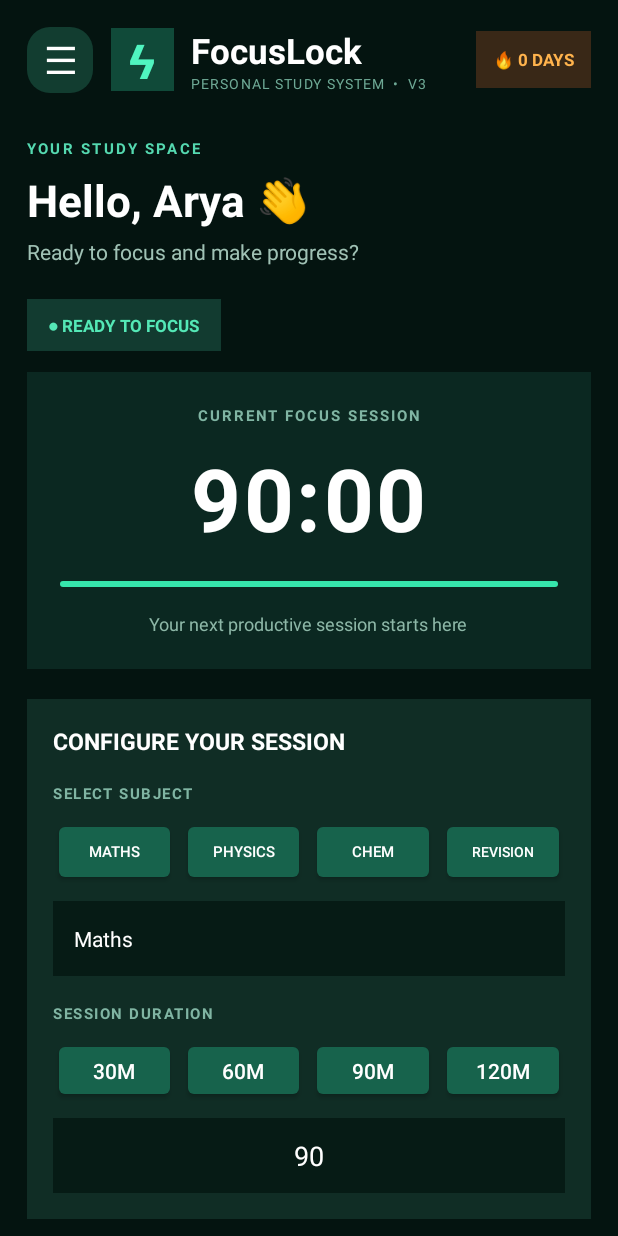
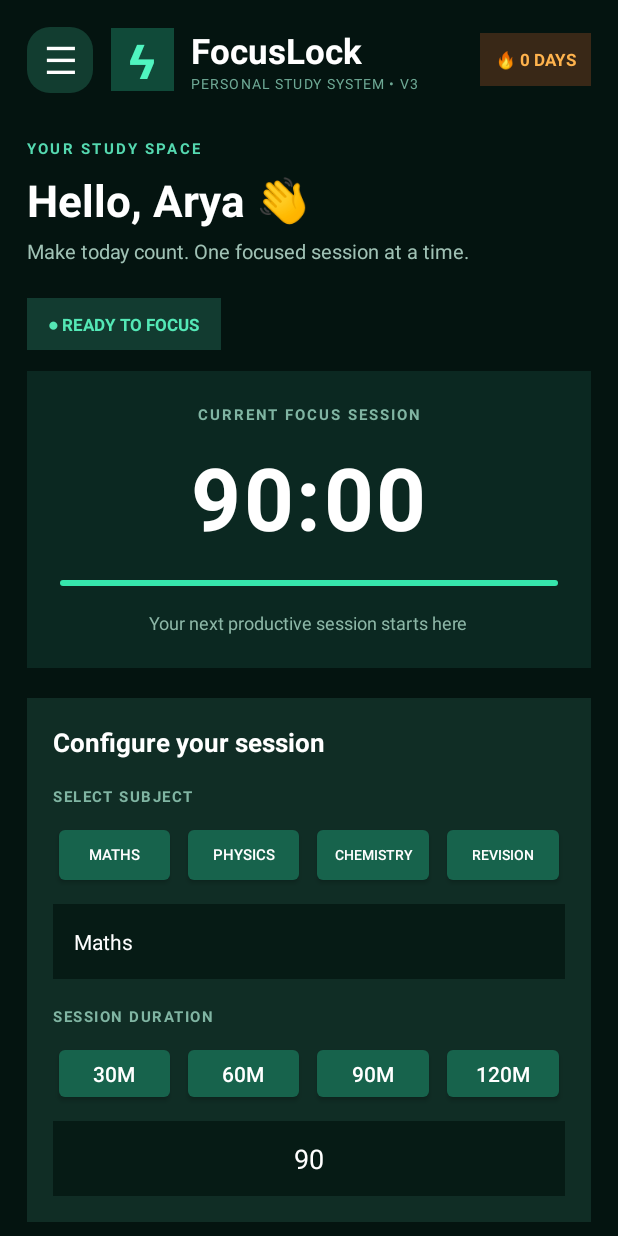
Before and after one commit to santraarya80-max/FocusLock, an Android app: the screen it shows after launch (MainActivity), on a phone screen of 412 x 824 dp. Run offline under Robolectric (Android 15) with nearby library versions, the phone set to English and light mode, and no system bars.

Commit message:
Update activity_main.xml

```diff
--- a/app/src/main/res/layout/activity_main.xml
+++ b/app/src/main/res/layout/activity_main.xml
@@ -1,3 +1,4 @@
+
 <?xml version="1.0" encoding="utf-8"?>
 <ScrollView xmlns:android="http://schemas.android.com/apk/res/android"
     android:layout_width="match_parent"
@@ -12,7 +13,7 @@
         android:orientation="vertical"
         android:padding="18dp">
 
-        <!-- BRAND HEADER -->
+        <!-- HEADER: KEEP FIRST CHILD AS LINEARLAYOUT -->
         <LinearLayout
             android:layout_width="match_parent"
             android:layout_height="wrap_content"
@@ -47,10 +48,10 @@
                 <TextView
                     android:layout_width="wrap_content"
                     android:layout_height="wrap_content"
-                    android:text="PERSONAL STUDY SYSTEM  •  V3"
+                    android:letterSpacing="0.08"
+                    android:text="PERSONAL STUDY SYSTEM • V3"
                     android:textColor="#6EA995"
-                    android:textSize="9sp"
-                    android:letterSpacing="0.08" />
+                    android:textSize="9sp" />
             </LinearLayout>
 
             <TextView
@@ -58,23 +59,23 @@
                 android:layout_width="wrap_content"
                 android:layout_height="wrap_content"
                 android:background="#392817"
-                android:padding="11dp"
+                android:padding="10dp"
                 android:text="🔥 0 DAYS"
                 android:textColor="#FFB34D"
                 android:textSize="11sp"
                 android:textStyle="bold" />
         </LinearLayout>
 
-        <!-- PERSONAL GREETING -->
+        <!-- GREETING -->
         <TextView
             android:layout_width="wrap_content"
             android:layout_height="wrap_content"
             android:layout_marginTop="30dp"
+            android:letterSpacing="0.15"
             android:text="YOUR STUDY SPACE"
             android:textColor="#55D9B0"
             android:textSize="10sp"
-            android:textStyle="bold"
-            android:letterSpacing="0.15" />
+            android:textStyle="bold" />
 
         <TextView
             android:layout_width="wrap_content"
@@ -89,9 +90,9 @@
             android:layout_width="wrap_content"
             android:layout_height="wrap_content"
             android:layout_marginTop="5dp"
-            android:text="Ready to focus and make progress?"
+            android:text="Make today count. One focused session at a time."
             android:textColor="#A0C2B5"
-            android:textSize="14sp" />
+            android:textSize="13sp" />
 
         <!-- SESSION STATUS -->
         <TextView
@@ -109,7 +110,7 @@
             android:textSize="11sp"
             android:textStyle="bold" />
 
-        <!-- FOCUS TIMER -->
+        <!-- FOCUS TIMER CARD -->
         <LinearLayout
             android:layout_width="match_parent"
             android:layout_height="wrap_content"
@@ -122,11 +123,11 @@
             <TextView
                 android:layout_width="wrap_content"
                 android:layout_height="wrap_content"
+                android:letterSpacing="0.13"
                 android:text="CURRENT FOCUS SESSION"
                 android:textColor="#80B5A3"
                 android:textSize="10sp"
-                android:textStyle="bold"
-                android:letterSpacing="0.13" />
+                android:textStyle="bold" />
 
             <TextView
                 android:id="@+id/tvCurrentSubjectLabel"
@@ -144,11 +145,11 @@
                 android:layout_height="wrap_content"
                 android:layout_marginTop="9dp"
                 android:fontFamily="sans-serif"
+                android:letterSpacing="0.03"
                 android:text="90:00"
                 android:textColor="#FFFFFF"
                 android:textSize="58sp"
-                android:textStyle="bold"
-                android:letterSpacing="0.03" />
+                android:textStyle="bold" />
 
             <ProgressBar
                 android:id="@+id/progressBarTimerRing"
@@ -156,10 +157,10 @@
                 android:layout_width="match_parent"
                 android:layout_height="7dp"
                 android:layout_marginTop="15dp"
-                android:max="100"
-                android:progress="100"
-                android:progressTint="#36E6AC"
-                android:progressBackgroundTint="#244A3D" />
+                android:max="5400"
+                android:progress="5400"
+                android:progressBackgroundTint="#244A3D"
+                android:progressTint="#36E6AC" />
 
             <TextView
                 android:id="@+id/tvPauseInfo"
@@ -185,20 +186,20 @@
             <TextView
                 android:layout_width="wrap_content"
                 android:layout_height="wrap_content"
-                android:text="CONFIGURE YOUR SESSION"
+                android:text="Configure your session"
                 android:textColor="#FFFFFF"
-                android:textSize="15sp"
+                android:textSize="17sp"
                 android:textStyle="bold" />
 
             <TextView
                 android:layout_width="wrap_content"
                 android:layout_height="wrap_content"
                 android:layout_marginTop="17dp"
+                android:letterSpacing="0.1"
                 android:text="SELECT SUBJECT"
                 android:textColor="#80B5A3"
                 android:textSize="10sp"
-                android:textStyle="bold"
-                android:letterSpacing="0.1" />
+                android:textStyle="bold" />
 
             <LinearLayout
                 android:layout_width="match_parent"
@@ -241,9 +242,9 @@
                     android:backgroundTint="#17634C"
                     android:minWidth="0dp"
                     android:padding="2dp"
-                    android:text="Chem"
+                    android:text="Chemistry"
                     android:textColor="#FFFFFF"
-                    android:textSize="10sp" />
+                    android:textSize="9sp" />
 
                 <Button
                     android:id="@+id/btnSubjOther"
@@ -278,11 +279,11 @@
                 android:layout_width="wrap_content"
                 android:layout_height="wrap_content"
                 android:layout_marginTop="18dp"
+                android:letterSpacing="0.1"
                 android:text="SESSION DURATION"
                 android:textColor="#80B5A3"
                 android:textSize="10sp"
-                android:textStyle="bold"
-                android:letterSpacing="0.1" />
+                android:textStyle="bold" />
 
             <LinearLayout
                 android:layout_width="match_parent"
@@ -373,14 +374,14 @@
             android:textStyle="bold"
             android:visibility="gone" />
 
-        <!-- TODAY'S PERFORMANCE -->
+        <!-- DAILY PERFORMANCE -->
         <TextView
             android:layout_width="wrap_content"
             android:layout_height="wrap_content"
-            android:layout_marginTop="26dp"
-            android:text="TODAY'S PERFORMANCE"
+            android:layout_marginTop="28dp"
+            android:text="Today's performance"
             android:textColor="#FFFFFF"
-            android:textSize="16sp"
+            android:textSize="18sp"
             android:textStyle="bold" />
 
         <LinearLayout
@@ -417,18 +418,18 @@
                 android:layout_marginTop="12dp"
                 android:max="240"
                 android:progress="0"
-                android:progressTint="#FF9A32"
-                android:progressBackgroundTint="#244A3D" />
+                android:progressBackgroundTint="#244A3D"
+                android:progressTint="#FF9A32" />
         </LinearLayout>
 
-        <!-- QUICK ACCESS: APP BLOCKER -->
+        <!-- FOCUS PROTECTION -->
         <TextView
             android:layout_width="wrap_content"
             android:layout_height="wrap_content"
-            android:layout_marginTop="26dp"
-            android:text="FOCUS PROTECTION"
+            android:layout_marginTop="28dp"
+            android:text="Focus protection"
             android:textColor="#FFFFFF"
-            android:textSize="16sp"
+            android:textSize="18sp"
             android:textStyle="bold" />
 
         <Button
@@ -451,14 +452,14 @@
             android:textColor="#FFFFFF"
             android:textSize="13sp" />
 
-        <!-- STUDY HISTORY -->
+        <!-- STUDY RECORD -->
         <TextView
             android:layout_width="wrap_content"
             android:layout_height="wrap_content"
-            android:layout_marginTop="26dp"
-            android:text="YOUR STUDY RECORD"
+            android:layout_marginTop="28dp"
+            android:text="Your study record"
             android:textColor="#FFFFFF"
-            android:textSize="16sp"
+            android:textSize="18sp"
             android:textStyle="bold" />
 
         <Button
```
